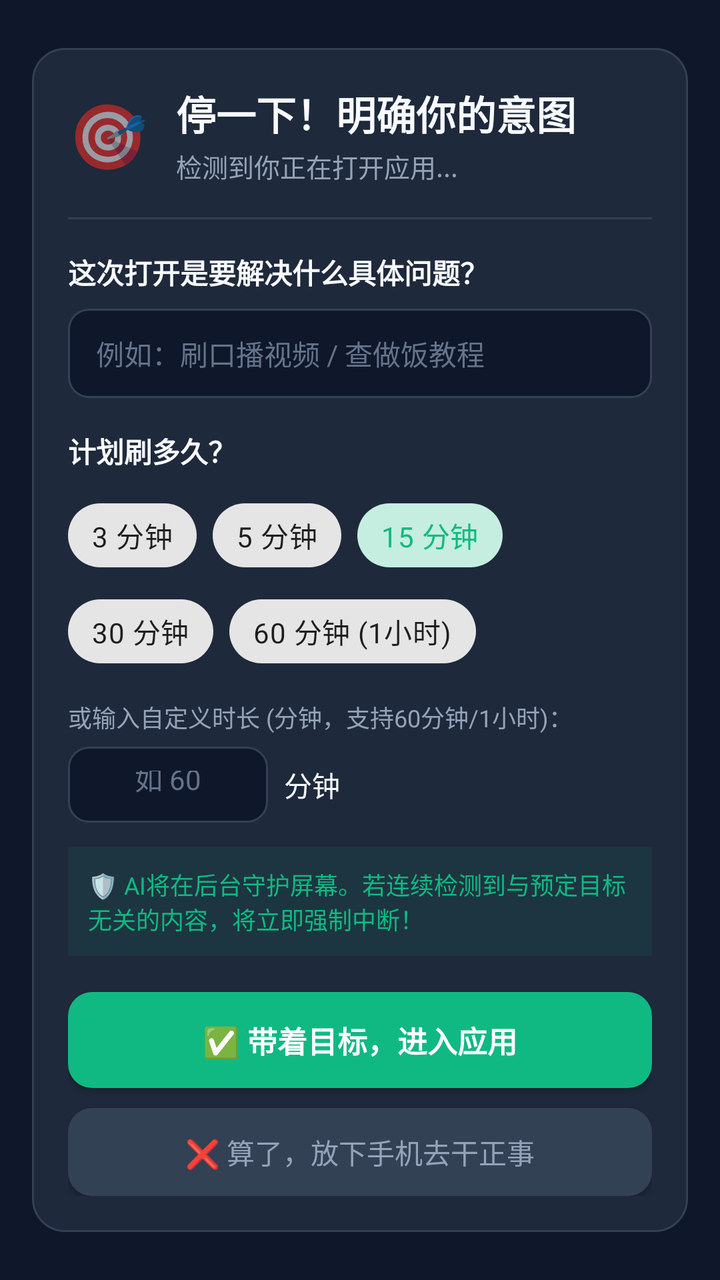
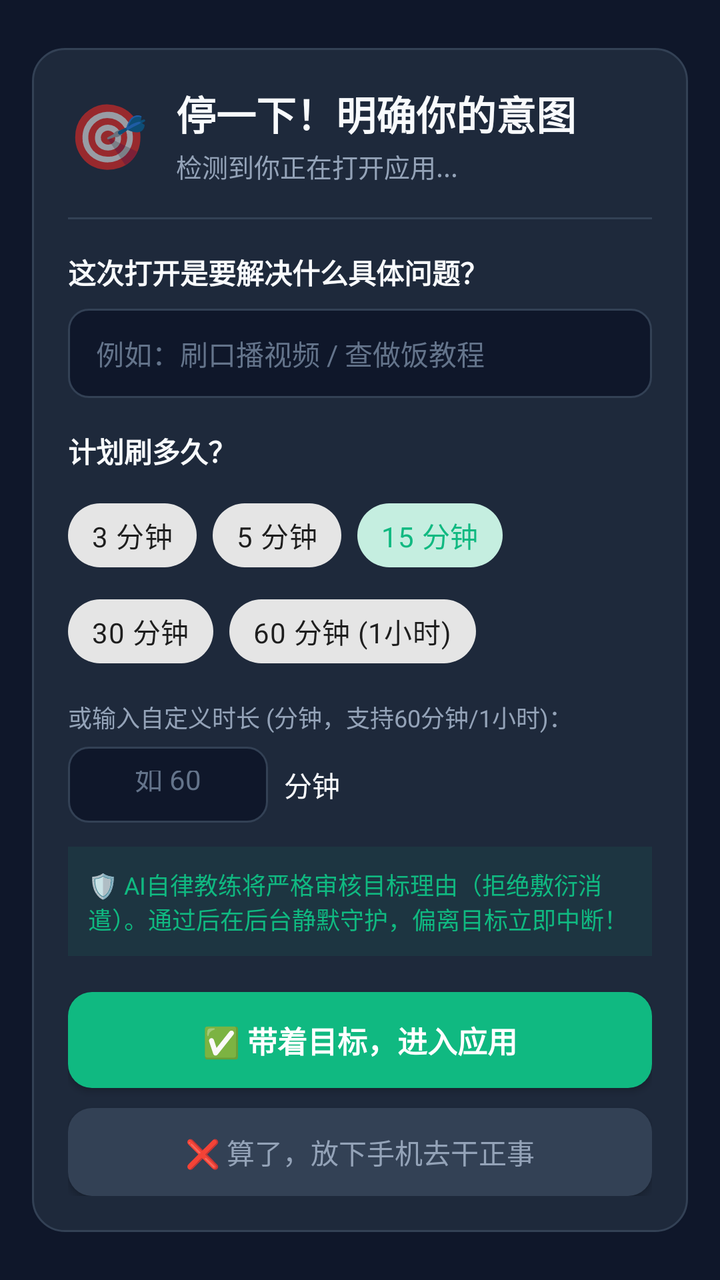

The first picture is an Android layout as it rendered before a commit; the second is the same layout after the commit. The layout source and the unified diff follow.
<!-- AndroidManifest.xml: application theme Theme.StopScroll -->
<!-- res/layout/activity_intercept.xml -->
<?xml version="1.0" encoding="utf-8"?>
<ScrollView xmlns:android="http://schemas.android.com/apk/res/android"
    xmlns:app="http://schemas.android.com/apk/res-auto"
    android:layout_width="match_parent"
    android:layout_height="match_parent"
    android:background="@color/bg_dark"
    android:fillViewport="true">

    <FrameLayout
        android:layout_width="match_parent"
        android:layout_height="wrap_content"
        android:padding="16dp">

    
    <LinearLayout
        android:id="@+id/layoutInterceptCard"
        android:layout_width="match_parent"
        android:layout_height="wrap_content"
        android:layout_gravity="center"
        android:background="@drawable/card_rounded"
        android:orientation="vertical"
        android:padding="18dp">

        
        <LinearLayout
            android:layout_width="match_parent"
            android:layout_height="wrap_content"
            android:gravity="center_vertical"
            android:orientation="horizontal">

            <TextView
                android:layout_width="wrap_content"
                android:layout_height="wrap_content"
                android:text="🎯"
                android:textSize="32sp" />

            <LinearLayout
                android:layout_width="0dp"
                android:layout_height="wrap_content"
                android:layout_marginStart="14dp"
                android:layout_weight="1"
                android:orientation="vertical">

                <TextView
                    android:layout_width="wrap_content"
                    android:layout_height="wrap_content"
                    android:text="停一下！明确你的意图"
                    android:textColor="@color/text_primary"
                    android:textSize="20sp"
                    android:textStyle="bold" />

                <TextView
                    android:id="@+id/tvTargetAppInfo"
                    android:layout_width="wrap_content"
                    android:layout_height="wrap_content"
                    android:layout_marginTop="2dp"
                    android:text="检测到你正在打开应用..."
                    android:textColor="@color/text_secondary"
                    android:textSize="13sp" />
            </LinearLayout>
        </LinearLayout>

        <View
            android:layout_width="match_parent"
            android:layout_height="1dp"
            android:layout_marginTop="16dp"
            android:layout_marginBottom="16dp"
            android:background="@color/card_border" />

        
        <TextView
            android:layout_width="wrap_content"
            android:layout_height="wrap_content"
            android:text="这次打开是要解决什么具体问题？"
            android:textColor="@color/text_primary"
            android:textSize="14sp"
            android:textStyle="bold" />

        <EditText
            android:id="@+id/etUserGoal"
            android:layout_width="match_parent"
            android:layout_height="wrap_content"
            android:layout_marginTop="8dp"
            android:background="@drawable/edit_text_bg"
            android:hint="例如：刷口播视频 / 查做饭教程"
            android:textColor="@color/text_primary"
            android:textColorHint="@color/text_muted"
            android:textSize="14sp"
            android:singleLine="true" />

        
        <TextView
            android:layout_width="wrap_content"
            android:layout_height="wrap_content"
            android:layout_marginTop="16dp"
            android:text="计划刷多久？"
            android:textColor="@color/text_primary"
            android:textSize="14sp"
            android:textStyle="bold" />

        <com.google.android.material.chip.ChipGroup
            android:id="@+id/chipGroupDuration"
            android:layout_width="match_parent"
            android:layout_height="wrap_content"
            android:layout_marginTop="8dp"
            app:singleSelection="true">

            <com.google.android.material.chip.Chip
                android:id="@+id/chip3"
                style="@style/Widget.MaterialComponents.Chip.Choice"
                android:layout_width="wrap_content"
                android:layout_height="wrap_content"
                android:text="3 分钟" />

            <com.google.android.material.chip.Chip
                android:id="@+id/chip5"
                style="@style/Widget.MaterialComponents.Chip.Choice"
                android:layout_width="wrap_content"
                android:layout_height="wrap_content"
                android:text="5 分钟" />

            <com.google.android.material.chip.Chip
                android:id="@+id/chip15"
                style="@style/Widget.MaterialComponents.Chip.Choice"
                android:layout_width="wrap_content"
                android:layout_height="wrap_content"
                android:checked="true"
                android:text="15 分钟" />

            <com.google.android.material.chip.Chip
                android:id="@+id/chip30"
                style="@style/Widget.MaterialComponents.Chip.Choice"
                android:layout_width="wrap_content"
                android:layout_height="wrap_content"
                android:text="30 分钟" />

            <com.google.android.material.chip.Chip
                android:id="@+id/chip60"
                style="@style/Widget.MaterialComponents.Chip.Choice"
                android:layout_width="wrap_content"
                android:layout_height="wrap_content"
                android:text="60 分钟 (1小时)" />
        </com.google.android.material.chip.ChipGroup>

        
        <TextView
            android:layout_width="wrap_content"
            android:layout_height="wrap_content"
            android:layout_marginTop="10dp"
            android:text="或输入自定义时长 (分钟，支持60分钟/1小时)："
            android:textColor="@color/text_secondary"
            android:textSize="12sp" />

        <LinearLayout
            android:id="@+id/layoutCustomMinutes"
            android:layout_width="match_parent"
            android:layout_height="wrap_content"
            android:layout_marginTop="6dp"
            android:gravity="center_vertical"
            android:orientation="horizontal">

            <EditText
                android:id="@+id/etCustomMinutes"
                android:layout_width="100dp"
                android:layout_height="38dp"
                android:background="@drawable/edit_text_bg"
                android:gravity="center"
                android:hint="如 60"
                android:inputType="number"
                android:maxLength="4"
                android:textColor="@color/text_primary"
                android:textColorHint="@color/text_muted"
                android:textSize="14sp" />

            <TextView
                android:layout_width="wrap_content"
                android:layout_height="wrap_content"
                android:layout_marginStart="8dp"
                android:text="分钟"
                android:textColor="@color/text_primary"
                android:textSize="14sp" />
        </LinearLayout>

        
        <TextView
            android:layout_width="match_parent"
            android:layout_height="wrap_content"
            android:layout_marginTop="12dp"
            android:background="#1510B981"
            android:padding="10dp"
            android:text="🛡️ AI将在后台守护屏幕。若连续检测到与预定目标无关的内容，将立即强制中断！"
            android:textColor="@color/primary"
            android:textSize="12sp" />

        
        <Button
            android:id="@+id/btnEnterApp"
            android:layout_width="match_parent"
            android:layout_height="48dp"
            android:layout_marginTop="18dp"
            android:background="@drawable/btn_primary"
            android:text="✅ 带着目标，进入应用"
            android:textAllCaps="false"
            android:textColor="#FFFFFF"
            android:textSize="15sp"
            android:textStyle="bold" />

        <Button
            android:id="@+id/btnGiveUp"
            android:layout_width="match_parent"
            android:layout_height="44dp"
            android:layout_marginTop="10dp"
            android:background="@drawable/btn_secondary"
            android:text="❌ 算了，放下手机去干正事"
            android:textAllCaps="false"
            android:textColor="@color/text_secondary"
            android:textSize="14sp" />

    </LinearLayout>

    
    <LinearLayout
        android:id="@+id/layoutAlertCard"
        android:layout_width="match_parent"
        android:layout_height="wrap_content"
        android:layout_gravity="center"
        android:background="@drawable/card_rounded"
        android:orientation="vertical"
        android:padding="28dp"
        android:visibility="gone">

        <TextView
            android:id="@+id/tvAlertIcon"
            android:layout_width="wrap_content"
            android:layout_height="wrap_content"
            android:layout_gravity="center_horizontal"
            android:text="🚫"
            android:textSize="54sp" />

        <TextView
            android:id="@+id/tvAlertTitle"
            android:layout_width="wrap_content"
            android:layout_height="wrap_content"
            android:layout_gravity="center_horizontal"
            android:layout_marginTop="12dp"
            android:text="使用已被强制中断"
            android:textColor="@color/text_primary"
            android:textSize="20sp"
            android:textStyle="bold" />

        <TextView
            android:id="@+id/tvAlertMessage"
            android:layout_width="match_parent"
            android:layout_height="wrap_content"
            android:layout_marginTop="14dp"
            android:background="#15EF4444"
            android:lineSpacingMultiplier="1.2"
            android:padding="14dp"
            android:text="AI 检测到当前内容偏离预定目标，已为你强制中断！"
            android:textColor="#FCA5A5"
            android:textSize="14sp" />

        <Button
            android:id="@+id/btnConfirmExit"
            android:layout_width="match_parent"
            android:layout_height="48dp"
            android:layout_marginTop="22dp"
            android:background="@drawable/btn_primary"
            android:text="我知道了，放下手机"
            android:textAllCaps="false"
            android:textColor="#FFFFFF"
            android:textSize="15sp"
            android:textStyle="bold" />

    </LinearLayout>

</FrameLayout>
</ScrollView>
<!-- resources referenced by this layout -->
<resources>
  <color name="bg_dark">#0F172A</color>
  <color name="card_border">#334155</color>
  <color name="primary">#10B981</color>
  <color name="text_muted">#64748B</color>
  <color name="text_primary">#F8FAFC</color>
  <color name="text_secondary">#94A3B8</color>
  <!-- drawable btn_primary (drawable) -->
  <?xml version="1.0" encoding="utf-8"?>
  <ripple xmlns:android="http://schemas.android.com/apk/res/android"
      android:color="#40FFFFFF">
      <item>
          <shape>
              <solid android:color="@color/primary" />
              <corners android:radius="12dp" />
          </shape>
      </item>
  </ripple>
  <!-- drawable btn_secondary (drawable) -->
  <?xml version="1.0" encoding="utf-8"?>
  <ripple xmlns:android="http://schemas.android.com/apk/res/android"
      android:color="#20FFFFFF">
      <item>
          <shape>
              <solid android:color="#334155" />
              <corners android:radius="12dp" />
          </shape>
      </item>
  </ripple>
  <!-- drawable card_rounded (drawable) -->
  <?xml version="1.0" encoding="utf-8"?>
  <shape xmlns:android="http://schemas.android.com/apk/res/android">
      <solid android:color="@color/card_bg" />
      <corners android:radius="16dp" />
      <stroke android:width="1dp" android:color="@color/card_border" />
  </shape>
  <!-- drawable edit_text_bg (drawable) -->
  <?xml version="1.0" encoding="utf-8"?>
  <shape xmlns:android="http://schemas.android.com/apk/res/android">
      <solid android:color="#0F172A" />
      <corners android:radius="10dp" />
      <stroke android:width="1dp" android:color="@color/card_border" />
      <padding android:left="14dp" android:right="14dp" android:top="12dp" android:bottom="12dp" />
  </shape>
  <style name="Theme.StopScroll" parent="Theme.MaterialComponents.DayNight.NoActionBar">
          <item name="colorPrimary">@color/primary</item>
          <item name="colorPrimaryVariant">@color/primary_dark</item>
          <item name="colorOnPrimary">@color/text_primary</item>
          <item name="android:statusBarColor">@color/bg_dark</item>
          <item name="android:windowBackground">@color/bg_dark</item>
          <item name="android:navigationBarColor">@color/bg_dark</item>
      </style>
  <color name="card_bg">#1E293B</color>
  <color name="primary_dark">#059669</color>
</resources>

<!-- the commit's change to res/layout/activity_intercept.xml (unified diff, before → after) -->
@@ -87,6 +87,36 @@
             android:textColorHint="@color/text_muted"
             android:textSize="14sp"
             android:singleLine="true" />
+
+        
+        <LinearLayout
+            android:id="@+id/layoutGoalReject"
+            android:layout_width="match_parent"
+            android:layout_height="wrap_content"
+            android:layout_marginTop="10dp"
+            android:background="#20EF4444"
+            android:orientation="vertical"
+            android:padding="12dp"
+            android:visibility="gone">
+
+            <TextView
+                android:layout_width="wrap_content"
+                android:layout_height="wrap_content"
+                android:text="🚫 AI 自律教练已打回该理由："
+                android:textColor="#EF4444"
+                android:textSize="13sp"
+                android:textStyle="bold" />
+
+            <TextView
+                android:id="@+id/tvGoalRejectReason"
+                android:layout_width="wrap_content"
+                android:layout_height="wrap_content"
+                android:layout_marginTop="4dp"
+                android:lineSpacingMultiplier="1.2"
+                android:text="理由过于敷衍，未说明具体事项，请重新输入！"
+                android:textColor="#FCA5A5"
+                android:textSize="12sp" />
+        </LinearLayout>
 
         
         <TextView
@@ -188,7 +218,7 @@
             android:layout_marginTop="12dp"
             android:background="#1510B981"
             android:padding="10dp"
-            android:text="🛡️ AI将在后台守护屏幕。若连续检测到与预定目标无关的内容，将立即强制中断！"
+            android:text="🛡️ AI自律教练将严格审核目标理由（拒绝敷衍消遣）。通过后在后台静默守护，偏离目标立即中断！"
             android:textColor="@color/primary"
             android:textSize="12sp" />
 
